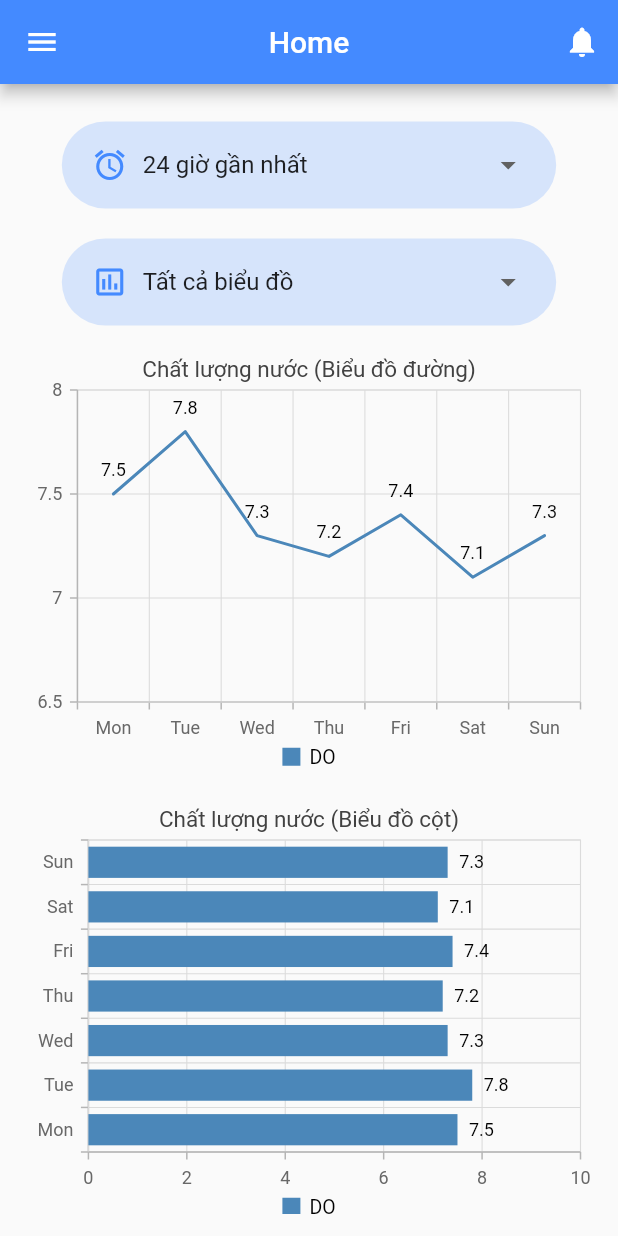
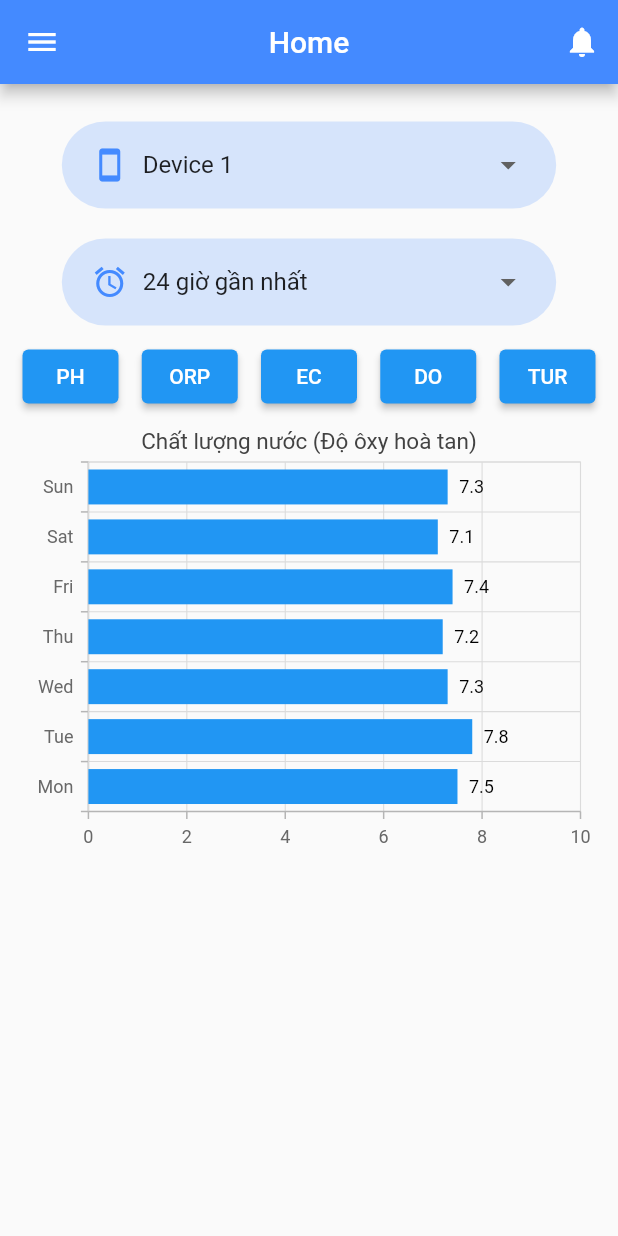
Before and after one commit to hosyhaiha/flutter_mobile_app, a Flutter app: the HomePage screen opened directly, on a phone screen of 412 x 824 dp. Run offline on Flutter 3.47's test engine with Material 2 defaults, Android fonts, the phone set to English and light mode, and no system bars; our stand-ins replace flutter_svg, syncfusion_flutter_charts.

Commit message:
simple logic chart

```diff
--- a/lib/Screens/home/home.dart
+++ b/lib/Screens/home/home.dart
@@ -1,5 +1,6 @@
 import 'package:flutter/material.dart';
 import 'package:flutter_mobile_app/Screens/sidebar.dart';
+import 'package:flutter_mobile_app/components/rounded_button.dart';
 import 'package:flutter_mobile_app/components/rounded_dropdown.dart';
 import 'package:flutter_mobile_app/constants.dart';
 import 'package:syncfusion_flutter_charts/charts.dart';
@@ -18,6 +19,255 @@ class _HomePageState extends State<HomePage> {
   List<ECData> _ecChartData = getECData();
   List<DOData> _doChartData = getDOData();
   List<TurbidityData> _turbidityChartData = getTurbidityData();
+
+  bool isPHVisible = false;
+  bool isORPVisible = false;
+  bool isECVisible = false;
+  bool isDOVisible = true;
+  bool isTurbidityVisible = false;
+  String TextTitle = "Chất lượng nước (Độ ôxy hoà tan)";
+
+  // void handleLegendTapped(
+  //     String seriesName,
+  //     bool isPHVisible,
+  //     bool isORPVisible,
+  //     bool isECVisible,
+  //     bool isDOVisible,
+  //     bool isTurbidityVisible) {
+  //   if (seriesName == 'PH') {
+  //     setState(() {
+  //       isPHVisible = true;
+  //       isORPVisible = false;
+  //       isECVisible = false;
+  //       isDOVisible = false;
+  //       isTurbidityVisible = false;
+  //     });
+  //   } else if (seriesName == 'ORP') {
+  //     setState(() {
+  //       isPHVisible = false;
+  //       isORPVisible = true;
+  //       isECVisible = false;
+  //       isDOVisible = false;
+  //       isTurbidityVisible = false;
+  //     });
+  //   } else if (seriesName == 'EC') {
+  //     setState(() {
+  //       isPHVisible = false;
+  //       isORPVisible = false;
+  //       isECVisible = true;
+  //       isDOVisible = false;
+  //       isTurbidityVisible = false;
+  //     });
+  //   } else if (seriesName == 'DO') {
+  //     setState(() {
+  //       isPHVisible = false;
+  //       isORPVisible = false;
+  //       isECVisible = false;
+  //       isDOVisible = true;
+  //       isTurbidityVisible = false;
+  //     });
+  //   } else if (seriesName == 'Turbidity') {
+  //     setState(() {
+  //       isPHVisible = false;
+  //       isORPVisible = false;
+  //       isECVisible = false;
+  //       isDOVisible = false;
+  //       isTurbidityVisible = true;
+  //     });
+  //   }
+  //   print(seriesName);
+  // }
+
+  Widget _buildBarChart(
+    List<PHData> phData,
+    List<ORPdata> orpData,
+    List<ECData> ecData,
+    List<DOData> doData,
+    List<TurbidityData> turbidityData,
+    bool isPHVisible,
+    bool isORPVisible,
+    bool isECVisible,
+    bool isDOVisible,
+    bool isTurbidityVisible,
+  ) {
+    // void handleLegendTapped(LegendTapArgs args) {
+    //   final String seriesName = args.series.name;
+    //   if (seriesName == 'PH') {
+    //     isPHVisible = true;
+    //     isORPVisible = true;
+    //     isECVisible = true;
+    //     isDOVisible = false;
+    //     isTurbidityVisible = false;
+    //     // _buildBarChart(
+    //     //   phData,
+    //     //   orpData,
+    //     //   ecData,
+    //     //   doData,
+    //     //   turbidityData,
+    //     //   isPHVisible,
+    //     //   isORPVisible,
+    //     //   isECVisible,
+    //     //   isDOVisible,
+    //     //   isTurbidityVisible,
+    //     // );
+    //   } else if (seriesName == 'ORP') {
+    //     isPHVisible = false;
+    //     isORPVisible = true;
+    //     isECVisible = false;
+    //     isDOVisible = false;
+    //     isTurbidityVisible = false;
+    //     _buildBarChart(
+    //       phData,
+    //       orpData,
+    //       ecData,
+    //       doData,
+    //       turbidityData,
+    //       isPHVisible,
+    //       isORPVisible,
+    //       isECVisible,
+    //       isDOVisible,
+    //       isTurbidityVisible,
+    //     );
+    //   } else if (seriesName == 'EC') {
+    //     isPHVisible = false;
+    //     isORPVisible = false;
+    //     isECVisible = true;
+    //     isDOVisible = false;
+    //     isTurbidityVisible = false;
+    //     _buildBarChart(
+    //       phData,
+    //       orpData,
+    //       ecData,
+    //       doData,
+    //       turbidityData,
+    //       isPHVisible,
+    //       isORPVisible,
+    //       isECVisible,
+    //       isDOVisible,
+    //       isTurbidityVisible,
+    //     );
+    //   } else if (seriesName == 'DO') {
+    //     isPHVisible = false;
+    //     isORPVisible = false;
+    //     isECVisible = false;
+    //     isDOVisible = true;
+    //     isTurbidityVisible = false;
+    //     _buildBarChart(
+    //       phData,
+    //       orpData,
+    //       ecData,
+    //       doData,
+    //       turbidityData,
+    //       isPHVisible,
+    //       isORPVisible,
+    //       isECVisible,
+    //       isDOVisible,
+    //       isTurbidityVisible,
+    //     );
+    //   } else if (seriesName == 'Turbidity') {
+    //     isPHVisible = false;
+    //     isORPVisible = false;
+    //     isECVisible = false;
+    //     isDOVisible = false;
+    //     isTurbidityVisible = true;
+    //     _buildBarChart(
+    //       phData,
+    //       orpData,
+    //       ecData,
+    //       doData,
+    //       turbidityData,
+    //       isPHVisible,
+    //       isORPVisible,
+    //       isECVisible,
+    //       isDOVisible,
+    //       isTurbidityVisible,
+    //     );
+    //   }
+    //   // print(args.series.name);
+    // }
+
+    return Container(
+      child: Column(
+        children: [
+          SfCartesianChart(
+            primaryXAxis: CategoryAxis(),
+            primaryYAxis: NumericAxis(),
+            title: ChartTitle(text: TextTitle),
+            // legend: Legend(
+            //   isVisible: true,
+            //   position: LegendPosition.top,
+            //   textStyle: TextStyle(fontSize: 20),
+            //   overflowMode: LegendItemOverflowMode.wrap,
+            //   alignment: ChartAlignment.center,
+            //   toggleSeriesVisibility: true,
+            // ),
+            onLegendTapped: (args) {
+              // handleLegendTapped(
+              //   args.series.name,
+              //   isPHVisible,
+              //   isORPVisible,
+              //   isECVisible,
+              //   isDOVisible,
+              //   isTurbidityVisible,
+              // );
+            },
+            series: <ChartSeries>[
+              BarSeries<PHData, String>(
+                dataSource: phData,
+                xValueMapper: (PHData data, _) => data.day,
+                yValueMapper: (PHData data, _) => data.data,
+                dataLabelSettings: DataLabelSettings(isVisible: true),
+                enableTooltip: true,
+                isVisible: isPHVisible,
+                name: 'PH',
+                color: Colors.blue,
+              ),
+              BarSeries<ORPdata, String>(
+                dataSource: orpData,
+                xValueMapper: (ORPdata data, _) => data.day,
+                yValueMapper: (ORPdata data, _) => data.data,
+                dataLabelSettings: DataLabelSettings(isVisible: true),
+                enableTooltip: true,
+                isVisible: isORPVisible,
+                name: 'ORP',
+                color: Colors.blue,
+              ),
+              BarSeries<ECData, String>(
+                dataSource: ecData,
+                xValueMapper: (ECData data, _) => data.day,
+                yValueMapper: (ECData data, _) => data.data,
+                dataLabelSettings: DataLabelSettings(isVisible: true),
+                enableTooltip: true,
+                isVisible: isECVisible,
+                name: 'EC',
+                color: Colors.blue,
+              ),
+              BarSeries<DOData, String>(
+                dataSource: doData,
+                xValueMapper: (DOData data, _) => data.day,
+                yValueMapper: (DOData data, _) => data.data,
+                dataLabelSettings: DataLabelSettings(isVisible: true),
+                enableTooltip: true,
+                isVisible: isDOVisible,
+                name: 'DO',
+                color: Colors.blue,
+              ),
+              BarSeries<TurbidityData, String>(
+                dataSource: turbidityData,
+                xValueMapper: (TurbidityData data, _) => data.day,
+                yValueMapper: (TurbidityData data, _) => data.data,
+                dataLabelSettings: DataLabelSettings(isVisible: true),
+                enableTooltip: true,
+                isVisible: isTurbidityVisible,
+                name: 'Turbidity',
+                color: Colors.blue,
+              ),
+            ],
+          ),
+        ],
+      ),
+    );
+  }
 
   @override
   Widget build(BuildContext context) {
@@ -40,28 +290,10 @@ class _HomePageState extends State<HomePage> {
           child: Column(
             children: [
               RoundedDropdown(
-                icon: Icons.access_alarm,
+                icon: Icons.smartphone,
                 hint: 'From',
-                dropdownValue: '24 giờ gần nhất',
-                dropdownItems: [
-                  '24 giờ gần nhất',
-                  '7 ngày gần nhất',
-                  '30 ngày gần nhất'
-                ],
-                onChanged: (String? value) {
-                  // TODO: Handle dropdown value change
-                },
-              ),
-              RoundedDropdown(
-                icon: Icons.insert_chart_outlined_outlined,
-                hint: 'From',
-                dropdownValue: 'Tất cả biểu đồ',
-                dropdownItems: [
-                  'Tất cả biểu đồ',
-                  'Biểu đồ đường',
-                  'Biểu đồ cột',
-                  'Biểu đồ hàng'
-                ],
+                dropdownValue: 'Device 1',
+                dropdownItems: ['Device 1', 'Device 2', 'Device 3'],
                 onChanged: (String? value) {
                   setState(() {
                     selectedChartType = value;
@@ -69,38 +301,130 @@ class _HomePageState extends State<HomePage> {
                   // TODO: Handle dropdown value change
                 },
               ),
+              RoundedDropdown(
+                icon: Icons.access_alarm,
+                hint: 'From',
+                dropdownValue: '24 giờ gần nhất',
+                dropdownItems: [
+                  '24 giờ gần nhất',
+                  '30 ngày gần nhất',
+                  '12 tháng gần nhất'
+                ],
+                onChanged: (String? value) {
+                  // TODO: Handle dropdown value change
+                },
+              ),
+              Row(
+                mainAxisAlignment: MainAxisAlignment.spaceBetween,
+                children: [
+                  ElevatedButton(
+                    onPressed: () {
+                      setState(() {
+                        isPHVisible = true;
+                        isORPVisible = false;
+                        isECVisible = false;
+                        isDOVisible = false;
+                        isTurbidityVisible = false;
+                        TextTitle = "Chất lượng nước (Độ pH)";
+                      });
+                    },
+                    child: Text('PH'),
+                  ),
+                  ElevatedButton(
+                    onPressed: () {
+                      setState(() {
+                        isPHVisible = false;
+                        isORPVisible = true;
+                        isECVisible = false;
+                        isDOVisible = false;
+                        isTurbidityVisible = false;
+                        TextTitle = "Chất lượng nước (Độ ôxy hoá khử)";
+                      });
+                    },
+                    child: Text('ORP'),
+                  ),
+                  ElevatedButton(
+                    onPressed: () {
+                      setState(() {
+                        isPHVisible = false;
+                        isORPVisible = false;
+                        isECVisible = true;
+                        isDOVisible = false;
+                        isTurbidityVisible = false;
+                        TextTitle = "Chất lượng nước (Độ dẫn điện)";
+                      });
+                    },
+                    child: Text('EC'),
+                  ),
+                  ElevatedButton(
+                      onPressed: () {
+                        setState(() {
+                          isPHVisible = false;
+                          isORPVisible = false;
+                          isECVisible = false;
+                          isDOVisible = true;
+                          isTurbidityVisible = false;
+                          TextTitle = "Chất lượng nước (Độ ôxy hoà tan)";
+                        });
+                      },
+                      child: Text('DO')),
+                  ElevatedButton(
+                      onPressed: () {
+                        setState(() {
+                          isPHVisible = false;
+                          isORPVisible = false;
+                          isECVisible = false;
+                          isDOVisible = false;
+                          isTurbidityVisible = true;
+                          TextTitle = "Chất lượng nước (Độ đục)";
+                        });
+                      },
+                      child: Text('TUR'))
+                ],
+              ),
+              // Row(
+              //   mainAxisAlignment: MainAxisAlignment.spaceEvenly,
+              //   children: [
+              //     ElevatedButton(
+              //         onPressed: () {
+              //           setState(() {
+              //             isPHVisible = false;
+              //             isORPVisible = false;
+              //             isECVisible = false;
+              //             isDOVisible = true;
+              //             isTurbidityVisible = false;
+              //             TextTitle = "Chất lượng nước (DO)";
+              //           });
+              //         },
+              //         child: Text('DO')),
+              //     ElevatedButton(
+              //         onPressed: () {
+              //           setState(() {
+              //             isPHVisible = false;
+              //             isORPVisible = false;
+              //             isECVisible = false;
+              //             isDOVisible = false;
+              //             isTurbidityVisible = true;
+              //             TextTitle = "Chất lượng nước (Turbidity)";
+              //           });
+              //         },
+              //         child: Text('NTU'))
+              //   ],
+              // ),
               Expanded(
                 child: ListView(
                   children: [
-                    if (selectedChartType == null ||
-                        selectedChartType == 'Tất cả biểu đồ' ||
-                        selectedChartType == 'Biểu đồ đường')
-                      _buildLineChart(
-                        _phChartData,
-                        _orpChartData,
-                        _ecChartData,
-                        _doChartData,
-                        _turbidityChartData,
-                      ),
-                    if (selectedChartType == null ||
-                        selectedChartType == 'Tất cả biểu đồ' ||
-                        selectedChartType == 'Biểu đồ hàng')
                     _buildBarChart(
                       _phChartData,
                       _orpChartData,
                       _ecChartData,
                       _doChartData,
                       _turbidityChartData,
-                      ),
-                    if (selectedChartType == null ||
-                        selectedChartType == 'Tất cả biểu đồ' ||
-                        selectedChartType == 'Biểu đồ cột')
-                      _buildColumnChart(
-                        _phChartData,
-                        _orpChartData,
-                        _ecChartData,
-                        _doChartData,
-                        _turbidityChartData,
+                      isPHVisible,
+                      isORPVisible,
+                      isECVisible,
+                      isDOVisible,
+                      isTurbidityVisible,
                     ),
                   ],
                 ),
@@ -109,238 +433,6 @@ class _HomePageState extends State<HomePage> {
           )),
     );
   }
-}
-
-Widget _buildLineChart(
-  List<PHData> phData,
-  List<ORPdata> orpData,
-  List<ECData> ecData,
-  List<DOData> doData,
-  List<TurbidityData> turbidityData,
-) {
-  bool isPHVisible = false;
-  bool isORPVisible = false;
-  bool isECVisible = false;
-  bool isDOVisible = true;
-  bool isTurbidityVisible = false;
-
-  return Container(
-    child: Column(
-      children: [
-        SfCartesianChart(
-          primaryXAxis: CategoryAxis(),
-          primaryYAxis: NumericAxis(),
-          title: ChartTitle(text: "Chất lượng nước (Biểu đồ đường)"),
-          legend: Legend(isVisible: true, position: LegendPosition.bottom),
-          series: <ChartSeries>[
-            LineSeries<PHData, String>(
-              dataSource: phData,
-              xValueMapper: (PHData data, _) => data.day,
-              yValueMapper: (PHData data, _) => data.data,
-              dataLabelSettings: DataLabelSettings(isVisible: true),
-              enableTooltip: true,
-              isVisible: isPHVisible,
-              name: 'PH',
-              // name: 'PH (pH)',
-            ),
-            LineSeries<ORPdata, String>(
-              dataSource: orpData,
-              xValueMapper: (ORPdata data, _) => data.day,
-              yValueMapper: (ORPdata data, _) => data.data,
-              dataLabelSettings: DataLabelSettings(isVisible: true),
-              enableTooltip: true,
-              isVisible: isORPVisible,
-              name: 'ORP',
-              // name: 'ORP (mV)',
-            ),
-            LineSeries<ECData, String>(
-              dataSource: ecData,
-              xValueMapper: (ECData data, _) => data.day,
-              yValueMapper: (ECData data, _) => data.data,
-              dataLabelSettings: DataLabelSettings(isVisible: true),
-              enableTooltip: true,
-              isVisible: isECVisible,
-              name: 'EC',
-              // name: 'EC (µS/cm)',
-            ),
-            LineSeries<DOData, String>(
-              dataSource: doData,
-              xValueMapper: (DOData data, _) => data.day,
-              yValueMapper: (DOData data, _) => data.data,
-              dataLabelSettings: DataLabelSettings(isVisible: true),
-              enableTooltip: true,
-              isVisible: isDOVisible,
-              name: 'DO',
-              // name: 'DO (mg/L)',
-            ),
-            LineSeries<TurbidityData, String>(
-              dataSource: turbidityData,
-              xValueMapper: (TurbidityData data, _) => data.day,
-              yValueMapper: (TurbidityData data, _) => data.data,
-              dataLabelSettings: DataLabelSettings(isVisible: true),
-              enableTooltip: true,
-              isVisible: isTurbidityVisible,
-              name: 'Turbidity',
-              // name: 'Turbidity (NTU)',
-            ),
-          ],
-        ),
-      ],
-    ),
-  );
-}
-
-Widget _buildBarChart(
-  List<PHData> phData,
-  List<ORPdata> orpData,
-  List<ECData> ecData,
-  List<DOData> doData,
-  List<TurbidityData> turbidityData,
-) {
-  bool isPHVisible = false;
-  bool isORPVisible = false;
-  bool isECVisible = false;
-  bool isDOVisible = true;
-  bool isTurbidityVisible = false;
-
-  return Container(
-    child: Column(
-      children: [
-        SfCartesianChart(
-          primaryXAxis: CategoryAxis(),
-          primaryYAxis: NumericAxis(),
-          title: ChartTitle(text: "Chất lượng nước (Biểu đồ cột)"),
-          legend: Legend(isVisible: true, position: LegendPosition.bottom),
-          series: <ChartSeries>[
-            BarSeries<PHData, String>(
-              dataSource: phData,
-              xValueMapper: (PHData data, _) => data.day,
-              yValueMapper: (PHData data, _) => data.data,
-              dataLabelSettings: DataLabelSettings(isVisible: true),
-              enableTooltip: true,
-              isVisible: isPHVisible,
-              name: 'PH',
-            ),
-            BarSeries<ORPdata, String>(
-              dataSource: orpData,
-              xValueMapper: (ORPdata data, _) => data.day,
-              yValueMapper: (ORPdata data, _) => data.data,
-              dataLabelSettings: DataLabelSettings(isVisible: true),
-              enableTooltip: true,
-              isVisible: isORPVisible,
-              name: 'ORP',
-            ),
-            BarSeries<ECData, String>(
-              dataSource: ecData,
-              xValueMapper: (ECData data, _) => data.day,
-              yValueMapper: (ECData data, _) => data.data,
-              dataLabelSettings: DataLabelSettings(isVisible: true),
-              enableTooltip: true,
-              isVisible: isECVisible,
-              name: 'EC',
-            ),
-            BarSeries<DOData, String>(
-              dataSource: doData,
-              xValueMapper: (DOData data, _) => data.day,
-              yValueMapper: (DOData data, _) => data.data,
-              dataLabelSettings: DataLabelSettings(isVisible: true),
-              enableTooltip: true,
-              isVisible: isDOVisible,
-              name: 'DO',
-            ),
-            BarSeries<TurbidityData, String>(
-              dataSource: turbidityData,
-              xValueMapper: (TurbidityData data, _) => data.day,
-              yValueMapper: (TurbidityData data, _) => data.data,
-              dataLabelSettings: DataLabelSettings(isVisible: true),
-              enableTooltip: true,
-              isVisible: isTurbidityVisible,
-              name: 'Turbidity',
-            ),
-          ],
-        ),
-      ],
-    ),
-  );
-}
-
-Widget _buildColumnChart(
-  List<PHData> phData,
-  List<ORPdata> orpData,
-  List<ECData> ecData,
-  List<DOData> doData,
-  List<TurbidityData> turbidityData,
-) {
-  bool isPHVisible = false;
-  bool isORPVisible = false;
-  bool isECVisible = false;
-  bool isDOVisible = true;
-  bool isTurbidityVisible = false;
-
-  return Container(
-    child: Column(
-      children: [
-        SfCartesianChart(
-          primaryXAxis: CategoryAxis(),
-          primaryYAxis: NumericAxis(),
-          title: ChartTitle(text: "Chất lượng nước (Biểu đồ cột)"),
-          legend: Legend(isVisible: true, position: LegendPosition.bottom),
-          series: <ChartSeries>[
-            ColumnSeries<PHData, String>(
-              dataSource: phData,
-              xValueMapper: (PHData data, _) => data.day,
-              yValueMapper: (PHData data, _) => data.data,
-              dataLabelSettings: DataLabelSettings(isVisible: true),
-              enableTooltip: true,
-              isVisible: isPHVisible,
-              name: 'PH',
-              // name: 'PH (pH)',
-            ),
-            ColumnSeries<ORPdata, String>(
-              dataSource: orpData,
-              xValueMapper: (ORPdata data, _) => data.day,
-              yValueMapper: (ORPdata data, _) => data.data,
-              dataLabelSettings: DataLabelSettings(isVisible: true),
-              enableTooltip: true,
-              isVisible: isORPVisible,
-              name: 'ORP',
-              // name: 'ORP (mV)',
-            ),
-            ColumnSeries<ECData, String>(
-              dataSource: ecData,
-              xValueMapper: (ECData data, _) => data.day,
-              yValueMapper: (ECData data, _) => data.data,
-              dataLabelSettings: DataLabelSettings(isVisible: true),
-              enableTooltip: true,
-              isVisible: isECVisible,
-              name: 'EC',
-              // name: 'EC (µS/cm)',
-            ),
-            ColumnSeries<DOData, String>(
-              dataSource: doData,
-              xValueMapper: (DOData data, _) => data.day,
-              yValueMapper: (DOData data, _) => data.data,
-              dataLabelSettings: DataLabelSettings(isVisible: true),
-              enableTooltip: true,
-              isVisible: isDOVisible,
-              name: 'DO',
-              // name: 'DO (mg/L)',
-            ),
-            ColumnSeries<TurbidityData, String>(
-              dataSource: turbidityData,
-              xValueMapper: (TurbidityData data, _) => data.day,
-              yValueMapper: (TurbidityData data, _) => data.data,
-              dataLabelSettings: DataLabelSettings(isVisible: true),
-              enableTooltip: true,
-              isVisible: isTurbidityVisible,
-              name: 'Turbidity',
-              // name: 'Turbidity (NTU)',
-            ),
-          ],
-        ),
-      ],
-    ),
-  );
 }
 
 List<PHData> getPHData() {
```
Lines whose indentation alone changed are shown as unchanged.
